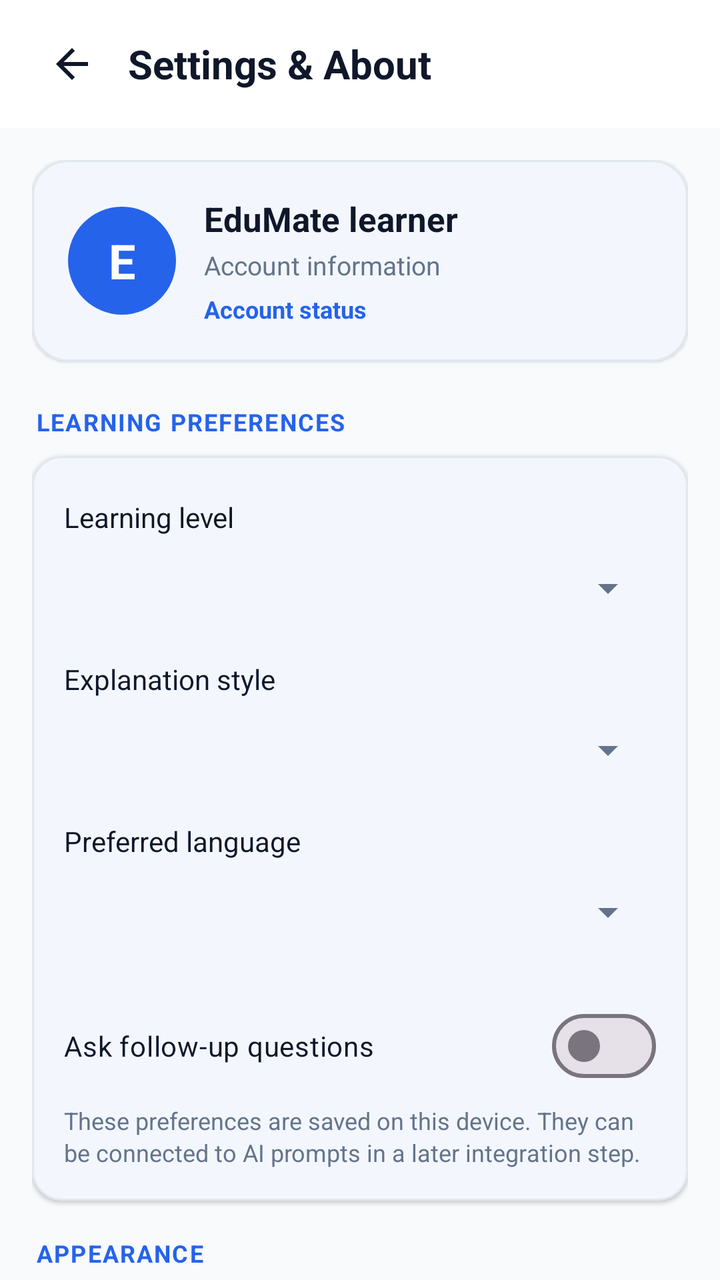
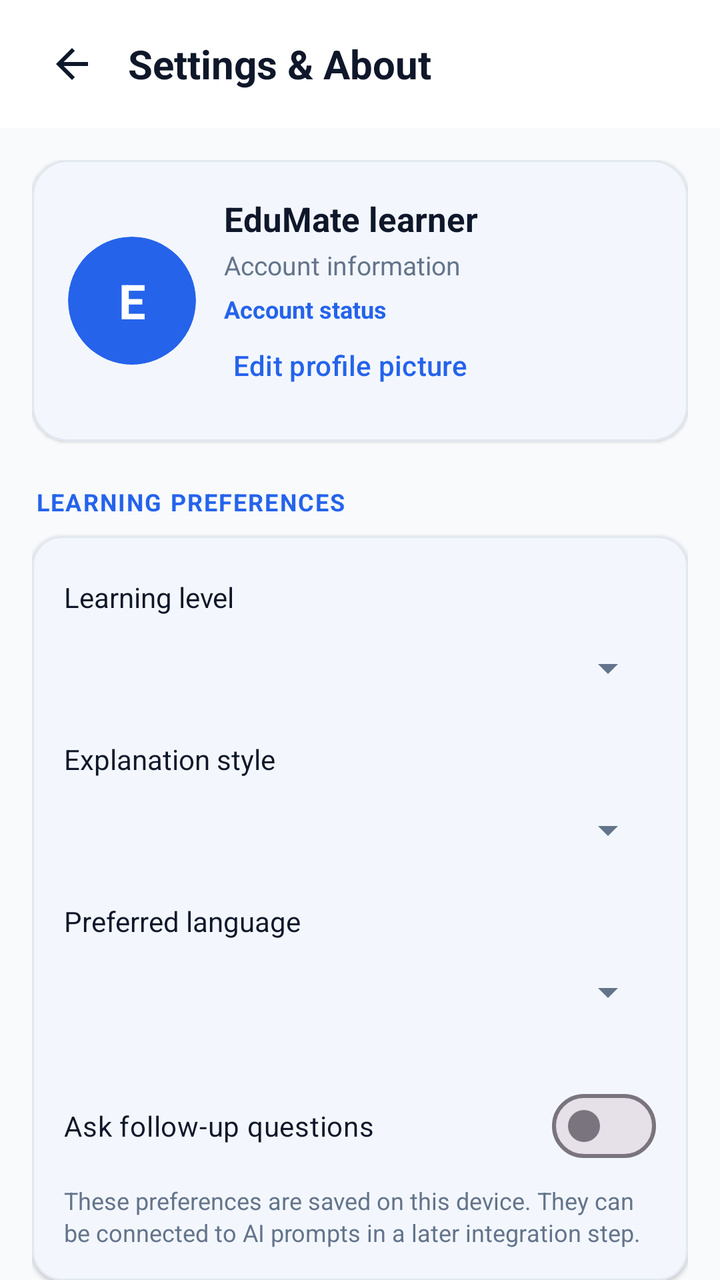

Before-and-after screenshots of an Android layout around one commit, followed by the original layout XML and the change that was made.
<!-- AndroidManifest.xml: application theme Theme.EduMate -->
<!-- res/layout/activity_settings.xml -->
<?xml version="1.0" encoding="utf-8"?>
<androidx.coordinatorlayout.widget.CoordinatorLayout xmlns:android="http://schemas.android.com/apk/res/android"
    xmlns:app="http://schemas.android.com/apk/res-auto"
    android:layout_width="match_parent"
    android:layout_height="match_parent"
    android:background="@color/background">

    <com.google.android.material.appbar.AppBarLayout
        android:layout_width="match_parent"
        android:layout_height="wrap_content"
        android:background="@color/surface"
        app:elevation="1dp">

        <androidx.appcompat.widget.Toolbar
            android:layout_width="match_parent"
            android:layout_height="?attr/actionBarSize">
            <LinearLayout
                android:layout_width="match_parent"
                android:layout_height="match_parent"
                android:gravity="center_vertical"
                android:orientation="horizontal">
                <ImageButton
                    android:id="@+id/btn_back"
                    android:layout_width="40dp"
                    android:layout_height="40dp"
                    android:background="?attr/selectableItemBackgroundBorderless"
                    android:contentDescription="Back"
                    android:src="@drawable/ic_arrow_back" />
                <TextView
                    android:layout_width="wrap_content"
                    android:layout_height="wrap_content"
                    android:layout_marginStart="8dp"
                    android:text="@string/title_settings"
                    android:textColor="@color/text_primary"
                    android:textSize="20sp"
                    android:textStyle="bold" />
            </LinearLayout>
        </androidx.appcompat.widget.Toolbar>
    </com.google.android.material.appbar.AppBarLayout>

    <androidx.core.widget.NestedScrollView
        android:layout_width="match_parent"
        android:layout_height="match_parent"
        android:fillViewport="true"
        app:layout_behavior="@string/appbar_scrolling_view_behavior">
        <LinearLayout
            android:layout_width="match_parent"
            android:layout_height="wrap_content"
            android:orientation="vertical"
            android:padding="16dp">

            <com.google.android.material.card.MaterialCardView
                android:layout_width="match_parent"
                android:layout_height="wrap_content"
                android:layout_marginBottom="22dp"
                app:cardBackgroundColor="@color/surface"
                app:cardCornerRadius="18dp"
                app:cardElevation="1dp"
                app:strokeColor="@color/card_border"
                app:strokeWidth="1dp">
                <LinearLayout
                    android:layout_width="match_parent"
                    android:layout_height="wrap_content"
                    android:gravity="center_vertical"
                    android:orientation="horizontal"
                    android:padding="18dp">
                    <TextView
                        android:layout_width="54dp"
                        android:layout_height="54dp"
                        android:background="@drawable/bg_avatar_circle"
                        android:gravity="center"
                        android:text="E"
                        android:textColor="@color/on_primary"
                        android:textSize="24sp"
                        android:textStyle="bold" />
                    <LinearLayout
                        android:layout_width="0dp"
                        android:layout_height="wrap_content"
                        android:layout_marginStart="14dp"
                        android:layout_weight="1"
                        android:orientation="vertical">
                        <TextView
                            android:id="@+id/tv_profile_name"
                            android:layout_width="match_parent"
                            android:layout_height="wrap_content"
                            android:text="EduMate learner"
                            android:textColor="@color/text_primary"
                            android:textSize="17sp"
                            android:textStyle="bold" />
                        <TextView
                            android:id="@+id/tv_profile_email"
                            android:layout_width="match_parent"
                            android:layout_height="wrap_content"
                            android:layout_marginTop="3dp"
                            android:text="Account information"
                            android:textColor="@color/text_secondary"
                            android:textSize="13sp" />
                        <TextView
                            android:id="@+id/tv_account_type"
                            android:layout_width="match_parent"
                            android:layout_height="wrap_content"
                            android:layout_marginTop="5dp"
                            android:text="Account status"
                            android:textColor="@color/primary"
                            android:textSize="12sp"
                            android:textStyle="bold" />
                    </LinearLayout>
                </LinearLayout>
            </com.google.android.material.card.MaterialCardView>

            <TextView style="@style/SettingsSectionTitle" android:text="LEARNING PREFERENCES" />
            <com.google.android.material.card.MaterialCardView style="@style/SettingsCard">
                <LinearLayout style="@style/SettingsCardContent">
                    <TextView style="@style/SettingsLabel" android:text="Learning level" />
                    <Spinner android:id="@+id/spinner_learning_level" style="@style/SettingsSpinner" />
                    <TextView style="@style/SettingsLabel" android:text="Explanation style" />
                    <Spinner android:id="@+id/spinner_explanation_style" style="@style/SettingsSpinner" />
                    <TextView style="@style/SettingsLabel" android:text="Preferred language" />
                    <Spinner android:id="@+id/spinner_language" style="@style/SettingsSpinner" />
                    <com.google.android.material.materialswitch.MaterialSwitch
                        android:id="@+id/switch_follow_up"
                        android:layout_width="match_parent"
                        android:layout_height="wrap_content"
                        android:layout_marginTop="12dp"
                        android:text="Ask follow-up questions"
                        android:textColor="@color/text_primary"
                        android:textSize="14sp" />
                    <TextView style="@style/SettingsSummary"
                        android:text="These preferences are saved on this device. They can be connected to AI prompts in a later integration step." />
                </LinearLayout>
            </com.google.android.material.card.MaterialCardView>

            <TextView style="@style/SettingsSectionTitle" android:text="APPEARANCE" />
            <com.google.android.material.card.MaterialCardView style="@style/SettingsCard">
                <LinearLayout style="@style/SettingsCardContent">
                    <TextView style="@style/SettingsLabel" android:text="App theme" />
                    <Spinner android:id="@+id/spinner_theme" style="@style/SettingsSpinner" />
                    <TextView style="@style/SettingsSummary" android:text="Choose light, dark, or follow your device setting." />
                </LinearLayout>
            </com.google.android.material.card.MaterialCardView>

            <TextView style="@style/SettingsSectionTitle" android:text="VOICE &amp; AUDIO" />
            <com.google.android.material.card.MaterialCardView style="@style/SettingsCard">
                <LinearLayout style="@style/SettingsCardContent">
                    <com.google.android.material.materialswitch.MaterialSwitch
                        android:id="@+id/switch_tts_auto"
                        android:layout_width="match_parent"
                        android:layout_height="wrap_content"
                        android:text="@string/setting_tts_auto_play"
                        android:textColor="@color/text_primary"
                        android:textSize="14sp" />
                    <TextView style="@style/SettingsSummary" android:text="@string/setting_tts_auto_play_summary" />
                </LinearLayout>
            </com.google.android.material.card.MaterialCardView>

            <TextView style="@style/SettingsSectionTitle" android:text="AI &amp; PRIVACY" />
            <com.google.android.material.card.MaterialCardView style="@style/SettingsCard">
                <LinearLayout style="@style/SettingsCardContent">
                    <TextView
                        android:id="@+id/row_ai_service"
                        style="@style/SettingsActionRow"
                        android:text="AI service  ·  Gemini via secure proxy"
                        android:drawableEnd="@drawable/ic_chevron_right"
                        android:drawablePadding="8dp" />
                    <View style="@style/SettingsDivider" />
                    <TextView
                        android:id="@+id/row_privacy"
                        style="@style/SettingsActionRow"
                        android:text="Privacy &amp; learning data"
                        android:drawableEnd="@drawable/ic_chevron_right"
                        android:drawablePadding="8dp" />
                    <View style="@style/SettingsDivider" />
                    <com.google.android.material.button.MaterialButton
                        android:id="@+id/btn_clear_data"
                        style="@style/Widget.Material3.Button.OutlinedButton"
                        android:layout_width="wrap_content"
                        android:layout_height="wrap_content"
                        android:layout_marginTop="8dp"
                        android:text="@string/setting_clear_data"
                        android:textColor="@color/score_poor"
                        app:strokeColor="@color/score_poor" />
                </LinearLayout>
            </com.google.android.material.card.MaterialCardView>

            <TextView style="@style/SettingsSectionTitle" android:text="HELP &amp; ABOUT" />
            <com.google.android.material.card.MaterialCardView style="@style/SettingsCard">
                <LinearLayout style="@style/SettingsCardContent">
                    <TextView
                        android:id="@+id/row_help"
                        style="@style/SettingsActionRow"
                        android:text="Help &amp; how to use EduMate"
                        android:drawableEnd="@drawable/ic_chevron_right"
                        android:drawablePadding="8dp" />
                    <View style="@style/SettingsDivider" />
                    <TextView
                        android:id="@+id/row_feedback"
                        style="@style/SettingsActionRow"
                        android:text="Send feedback / report a bug"
                        android:drawableEnd="@drawable/ic_chevron_right"
                        android:drawablePadding="8dp" />
                    <View style="@style/SettingsDivider" />
                    <TextView
                        android:id="@+id/row_about"
                        style="@style/SettingsActionRow"
                        android:text="About EduMate"
                        android:drawableEnd="@drawable/ic_chevron_right"
                        android:drawablePadding="8dp" />
                </LinearLayout>
            </com.google.android.material.card.MaterialCardView>

            <TextView style="@style/SettingsSectionTitle" android:text="ACCOUNT" />
            <com.google.android.material.card.MaterialCardView style="@style/SettingsCard">
                <LinearLayout style="@style/SettingsCardContent">
                    <com.google.android.material.button.MaterialButton
                        android:id="@+id/btn_sign_out"
                        style="@style/Widget.Material3.Button.TonalButton"
                        android:layout_width="match_parent"
                        android:layout_height="wrap_content"
                        android:text="Sign out" />
                </LinearLayout>
            </com.google.android.material.card.MaterialCardView>

            <TextView
                android:id="@+id/tv_version"
                android:layout_width="match_parent"
                android:layout_height="wrap_content"
                android:layout_marginTop="10dp"
                android:layout_marginBottom="20dp"
                android:gravity="center"
                android:text="Version"
                android:textColor="@color/text_hint"
                android:textSize="12sp" />
        </LinearLayout>
    </androidx.core.widget.NestedScrollView>
</androidx.coordinatorlayout.widget.CoordinatorLayout>
<!-- resources referenced by this layout -->
<resources>
  <color name="background">#F8FAFC</color>
  <color name="card_border">#E2E8F0</color>
  <color name="on_primary">#FFFFFF</color>
  <color name="primary">#2563EB</color>
  <color name="score_poor">#DC2626</color>
  <color name="surface">#FFFFFF</color>
  <color name="text_hint">#94A3B8</color>
  <color name="text_primary">#0F172A</color>
  <color name="text_secondary">#64748B</color>
  <!-- drawable bg_avatar_circle (drawable) -->
  <?xml version="1.0" encoding="utf-8"?>
  <shape xmlns:android="http://schemas.android.com/apk/res/android" android:shape="oval">
      <solid android:color="@color/primary" />
  </shape>
  <!-- drawable ic_arrow_back (drawable) -->
  <vector xmlns:android="http://schemas.android.com/apk/res/android"
      android:width="24dp"
      android:height="24dp"
      android:viewportWidth="24"
      android:viewportHeight="24">
      <path
          android:fillColor="#FF0F172A"
          android:pathData="M20,11H7.83l5.59,-5.59L12,4l-8,8 8,8 1.41,-1.41L7.83,13H20v-2z"/>
  </vector>
  <!-- drawable ic_chevron_right (drawable) -->
  <?xml version="1.0" encoding="utf-8"?>
  <vector xmlns:android="http://schemas.android.com/apk/res/android"
      android:width="20dp" android:height="20dp"
      android:viewportWidth="24" android:viewportHeight="24">
      <path android:fillColor="#64748B" android:pathData="M9,6L7.59,7.41 12.17,12l-4.58,4.59L9,18l6,-6z" />
  </vector>
  <string name="setting_clear_data">Clear Local History</string>
  <string name="setting_tts_auto_play">Auto-play AI Student Responses</string>
  <string name="setting_tts_auto_play_summary">Automatically speak incoming questions aloud</string>
  <string name="title_settings">Settings &amp; About</string>
  <style name="SettingsCardContent">
          <item name="android:layout_width">match_parent</item>
          <item name="android:layout_height">wrap_content</item>
          <item name="android:orientation">vertical</item>
          <item name="android:padding">16dp</item>
      </style>
  <style name="SettingsDivider">
          <item name="android:layout_width">match_parent</item>
          <item name="android:layout_height">1dp</item>
          <item name="android:background">@color/divider</item>
      </style>
  <style name="SettingsLabel">
          <item name="android:layout_width">match_parent</item>
          <item name="android:layout_height">wrap_content</item>
          <item name="android:layout_marginTop">5dp</item>
          <item name="android:textColor">@color/text_primary</item>
          <item name="android:textSize">14sp</item>
          <item name="android:textStyle">normal</item>
      </style>
  <style name="SettingsSpinner">
          <item name="android:layout_width">match_parent</item>
          <item name="android:layout_height">48dp</item>
          <item name="android:layout_marginTop">2dp</item>
          <item name="android:layout_marginBottom">7dp</item>
          <item name="android:paddingStart">8dp</item>
          <item name="android:paddingEnd">8dp</item>
      </style>
  <style name="SettingsSummary">
          <item name="android:layout_width">match_parent</item>
          <item name="android:layout_height">wrap_content</item>
          <item name="android:layout_marginTop">5dp</item>
          <item name="android:textColor">@color/text_secondary</item>
          <item name="android:textSize">12sp</item>
          <item name="android:lineSpacingExtra">2dp</item>
      </style>
  <color name="divider">#E2E8F0</color>
  <color name="primary_variant">#1E40AF</color>
  <color name="secondary">#0D9488</color>
  <color name="on_secondary">#FFFFFF</color>
  <color name="surface_variant">#F1F5F9</color>
  <!-- unchanged entries left out for length: 4 -->
</resources>

<!-- the commit's change to res/layout/activity_settings.xml (unified diff, before → after) -->
@@ -64,15 +64,28 @@
                     android:gravity="center_vertical"
                     android:orientation="horizontal"
                     android:padding="18dp">
-                    <TextView
-                        android:layout_width="54dp"
-                        android:layout_height="54dp"
+                    <FrameLayout
+                        android:layout_width="64dp"
+                        android:layout_height="64dp"
                         android:background="@drawable/bg_avatar_circle"
-                        android:gravity="center"
-                        android:text="E"
-                        android:textColor="@color/on_primary"
-                        android:textSize="24sp"
-                        android:textStyle="bold" />
+                        android:clipToOutline="true">
+                        <TextView
+                            android:id="@+id/tv_profile_initial"
+                            android:layout_width="match_parent"
+                            android:layout_height="match_parent"
+                            android:gravity="center"
+                            android:text="E"
+                            android:textColor="@color/on_primary"
+                            android:textSize="24sp"
+                            android:textStyle="bold" />
+                        <ImageView
+                            android:id="@+id/iv_profile_picture"
+                            android:layout_width="match_parent"
+                            android:layout_height="match_parent"
+                            android:contentDescription="Profile picture"
+                            android:scaleType="centerCrop"
+                            android:visibility="gone" />
+                    </FrameLayout>
                     <LinearLayout
                         android:layout_width="0dp"
                         android:layout_height="wrap_content"
@@ -104,6 +117,17 @@
                             android:textColor="@color/primary"
                             android:textSize="12sp"
                             android:textStyle="bold" />
+                        <com.google.android.material.button.MaterialButton
+                            android:id="@+id/btn_edit_profile_picture"
+                            style="@style/Widget.Material3.Button.TextButton"
+                            android:layout_width="wrap_content"
+                            android:layout_height="40dp"
+                            android:layout_marginStart="-8dp"
+                            android:insetTop="0dp"
+                            android:insetBottom="0dp"
+                            android:minHeight="40dp"
+                            android:text="Edit profile picture"
+                            android:textAllCaps="false" />
                     </LinearLayout>
                 </LinearLayout>
             </com.google.android.material.card.MaterialCardView>
@@ -150,6 +174,22 @@
                         android:textColor="@color/text_primary"
                         android:textSize="14sp" />
                     <TextView style="@style/SettingsSummary" android:text="@string/setting_tts_auto_play_summary" />
+                </LinearLayout>
+            </com.google.android.material.card.MaterialCardView>
+
+            <TextView style="@style/SettingsSectionTitle" android:text="DAILY LEARNING" />
+            <com.google.android.material.card.MaterialCardView style="@style/SettingsCard">
+                <LinearLayout style="@style/SettingsCardContent">
+                    <com.google.android.material.materialswitch.MaterialSwitch
+                        android:id="@+id/switch_daily_reminder"
+                        android:layout_width="match_parent"
+                        android:layout_height="wrap_content"
+                        android:text="Daily learning reminder"
+                        android:textColor="@color/text_primary"
+                        android:textSize="14sp" />
+                    <TextView
+                        style="@style/SettingsSummary"
+                        android:text="Receive a daily notification encouraging you to learn and grow. Delivery time is managed by Android and may vary." />
                 </LinearLayout>
             </com.google.android.material.card.MaterialCardView>
 
